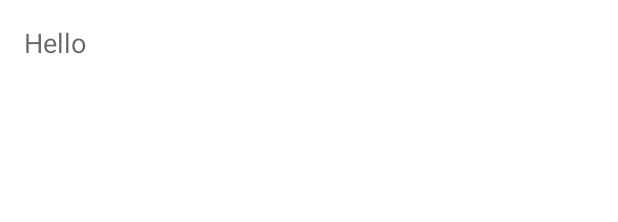
After one commit to MobileApps-Cascadia/recyclerview-with-fragments, an Android app: the layout fragment_editor.xml on its own in the app's theme, with its tools: preview values and no code run, on a phone screen of 412 x 824 dp. The commit adds this screen. Shown: the top 222 px of the screen. Run offline under Robolectric (Android 15) with nearby library versions, the phone set to English and light mode, and no system bars.

Commit message:
Section 2 and 3

```diff
--- a/app/src/main/java/com/example/plainolnotes4/MainViewModel.kt
+++ b/app/src/main/java/com/example/plainolnotes4/MainViewModel.kt
@@ -6,7 +6,7 @@ import com.example.plainolnotes4.data.NoteEntity
 import com.example.plainolnotes4.data.SampleDataProvider
 
 class MainViewModel : ViewModel() {
-    // TODO: Implement the ViewModel
+
     val notesList = MutableLiveData<List<NoteEntity>>()
 
     init {
--- a/app/src/main/java/com/example/plainolnotes4/data/Constants.kt
+++ b/app/src/main/java/com/example/plainolnotes4/data/Constants.kt
@@ -1,3 +1,4 @@
 package com.example.plainolnotes4.data
 
 const val NEW_NOTE_ID = 0
+const val TAG = "noteLoggin"
--- a/app/src/main/java/com/example/plainolnotes4/data/NoteEntity.kt
+++ b/app/src/main/java/com/example/plainolnotes4/data/NoteEntity.kt
@@ -1,6 +1,6 @@
 package com.example.plainolnotes4.data
 
-import java.util.Date
+import java.util.*
 
 data class NoteEntity (
     var id: Int,
--- /dev/null
+++ b/app/src/main/res/layout/fragment_editor.xml
@@ -0,0 +1,20 @@
+<?xml version="1.0" encoding="utf-8"?>
+<androidx.core.widget.NestedScrollView xmlns:android="http://schemas.android.com/apk/res/android"
+    xmlns:tools="http://schemas.android.com/tools"
+    android:layout_width="match_parent"
+    android:layout_height="match_parent"
+    tools:context=".EditorFragment">
+
+    <TextView
+        android:id="@+id/editor"
+        android:layout_width="match_parent"
+        android:layout_height="match_parent"
+        tools:text="Hello"
+        android:layout_margin="16dp"
+        android:hint="enter note"
+        android:inputType="textCapSentences|textMultiLine"
+        android:textAppearance="@style/TextAppearance.AppCompat.Medium"
+        tools:ignore="Autofill"
+        />
+
+</androidx.core.widget.NestedScrollView>
```
Also changed, not shown: app/src/main/java/com/example/plainolnotes4/EditorFragment.kt (added, +29 -0 lines), app/src/main/java/com/example/plainolnotes4/EditorViewModel.kt (added, +7 -0 lines), app/src/main/java/com/example/plainolnotes4/MainFragment.kt (+11 -3 lines), app/src/main/java/com/example/plainolnotes4/NoteListAdapter.kt (added, +44 -0 lines), app/src/main/res/layout/list_item.xml (+6 -8 lines), app/src/main/res/layout/main_fragment.xml (+4 -4 lines), app/src/main/res/navigation/nav_graph.xml (+10 -1 lines), build.gradle (+12 -1 lines).
